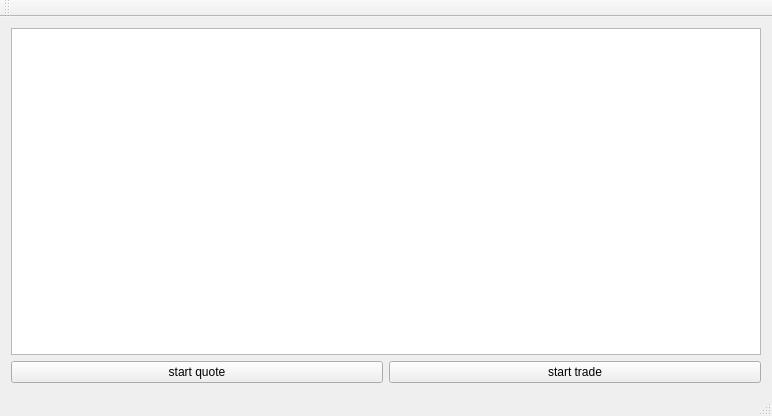
Above: mainwindow.ui from wdy0401/only_qt_ctp before the change. Below: the same form after it.
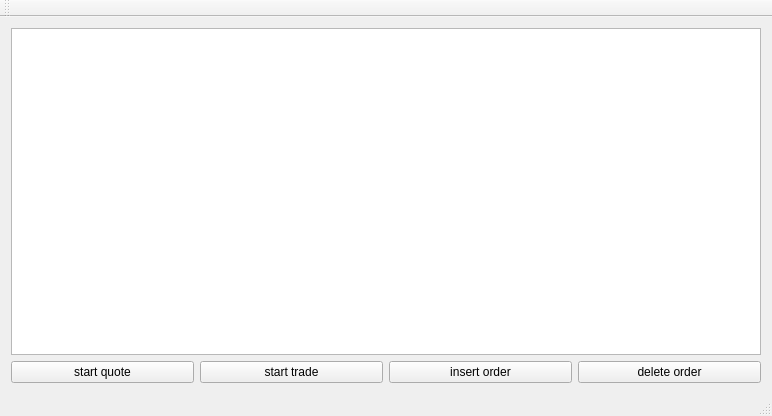
That is the form after the change.

```diff
--- a/mainwindow.ui
+++ b/mainwindow.ui
@@ -37,6 +37,20 @@
         </property>
        </widget>
       </item>
+      <item>
+       <widget class="QPushButton" name="pushButton_3">
+        <property name="text">
+         <string>insert order</string>
+        </property>
+       </widget>
+      </item>
+      <item>
+       <widget class="QPushButton" name="pushButton_4">
+        <property name="text">
+         <string>delete order</string>
+        </property>
+       </widget>
+      </item>
      </layout>
     </item>
    </layout>
```
Left out of the diff: 1 changed line with no effect on the pictures.
